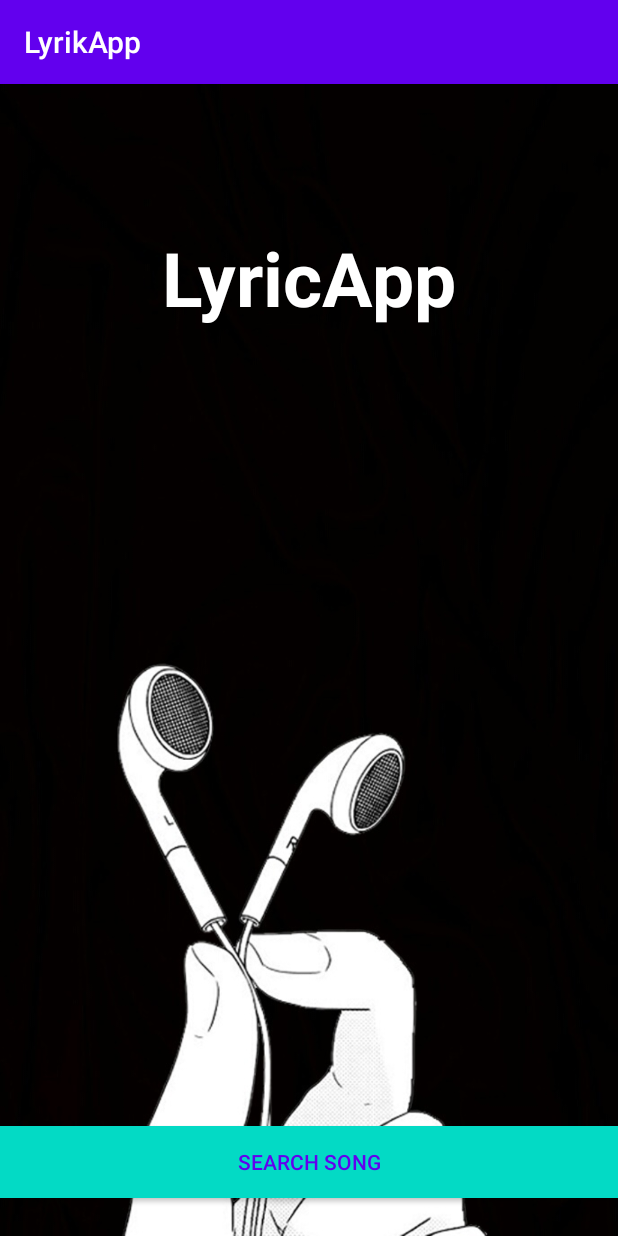
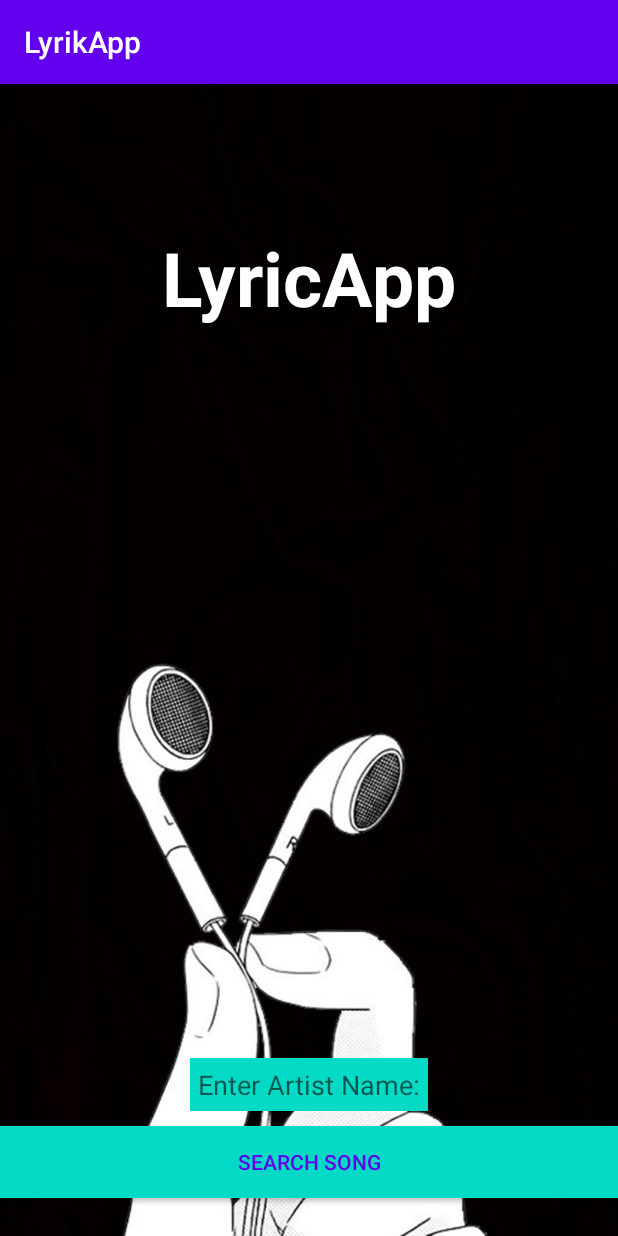
Before and after one commit to mbalanya/LyrikApp, an Android app: the screen it shows after launch (MainActivity), on a phone screen of 412 x 824 dp. Run offline under Robolectric (Android 15) with nearby library versions, the phone set to English and light mode, and no system bars; Roboto replaces fonts that are not available here.

Commit message:
Add artistSearch edit text

```diff
--- a/app/src/main/res/layout/activity_main.xml
+++ b/app/src/main/res/layout/activity_main.xml
@@ -27,6 +27,17 @@
         android:textSize="50sp"
         android:textStyle="bold" />
 
+    <EditText
+        android:id="@+id/artistSearch"
+        android:layout_width="wrap_content"
+        android:layout_height="wrap_content"
+        android:layout_above="@+id/searchSongButton"
+        android:layout_centerHorizontal="true"
+        android:layout_marginBottom="10dp"
+        android:background="@color/colorAccent"
+        android:hint="Enter Artist Name:"
+        android:padding="5dp" />
+
     <Button
         android:id="@+id/searchSongButton"
         android:layout_width="match_parent"
```
